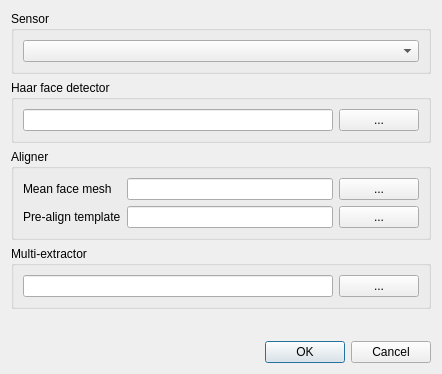
Above: src/appDemo/src/dlglaunchproperties.ui from stepanmracek/face before the change. Below: the same form after it.
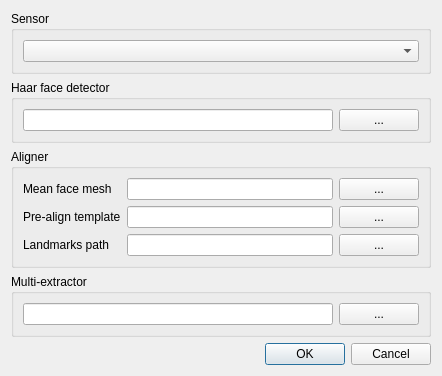
That is the form after the change.

The edit to the form file:
```diff
--- a/src/appDemo/src/dlglaunchproperties.ui
+++ b/src/appDemo/src/dlglaunchproperties.ui
@@ -97,6 +97,27 @@
         </property>
        </widget>
       </item>
+      <item row="2" column="0">
+       <widget class="QLabel" name="label_3">
+        <property name="text">
+         <string>Landmarks path</string>
+        </property>
+       </widget>
+      </item>
+      <item row="2" column="1">
+       <widget class="QLineEdit" name="leLandmarkPath">
+        <property name="readOnly">
+         <bool>true</bool>
+        </property>
+       </widget>
+      </item>
+      <item row="2" column="2">
+       <widget class="QPushButton" name="pbLandmarksPath">
+        <property name="text">
+         <string>...</string>
+        </property>
+       </widget>
+      </item>
      </layout>
     </widget>
    </item>
```
Left out of the diff: 30 changed lines with no effect on the pictures.
